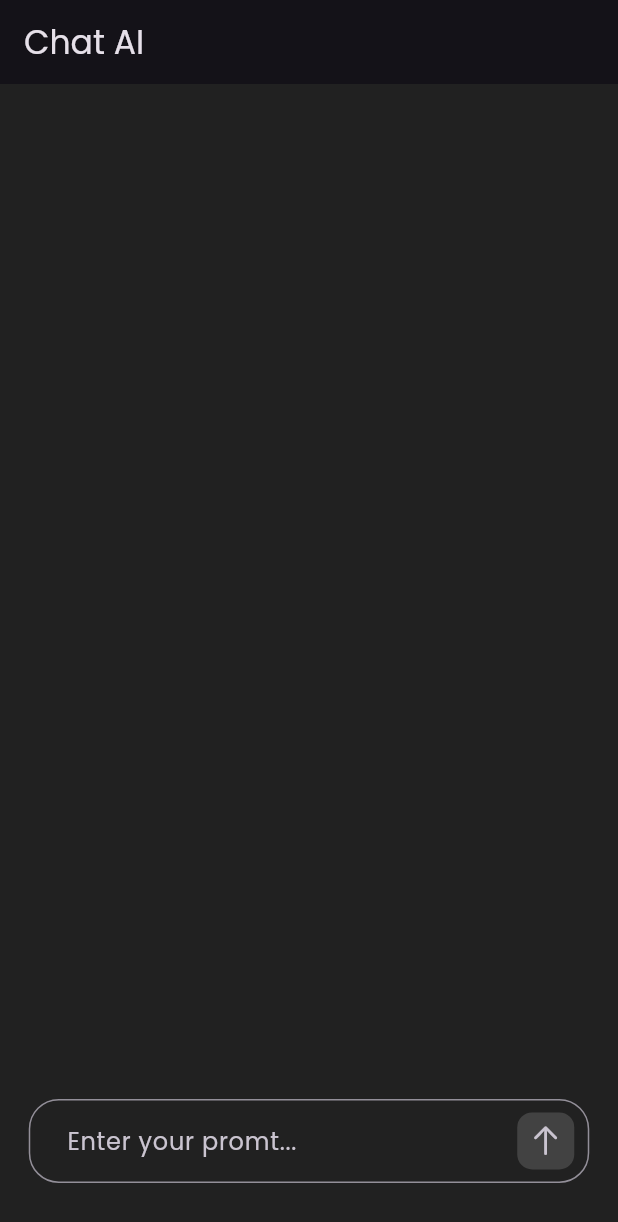
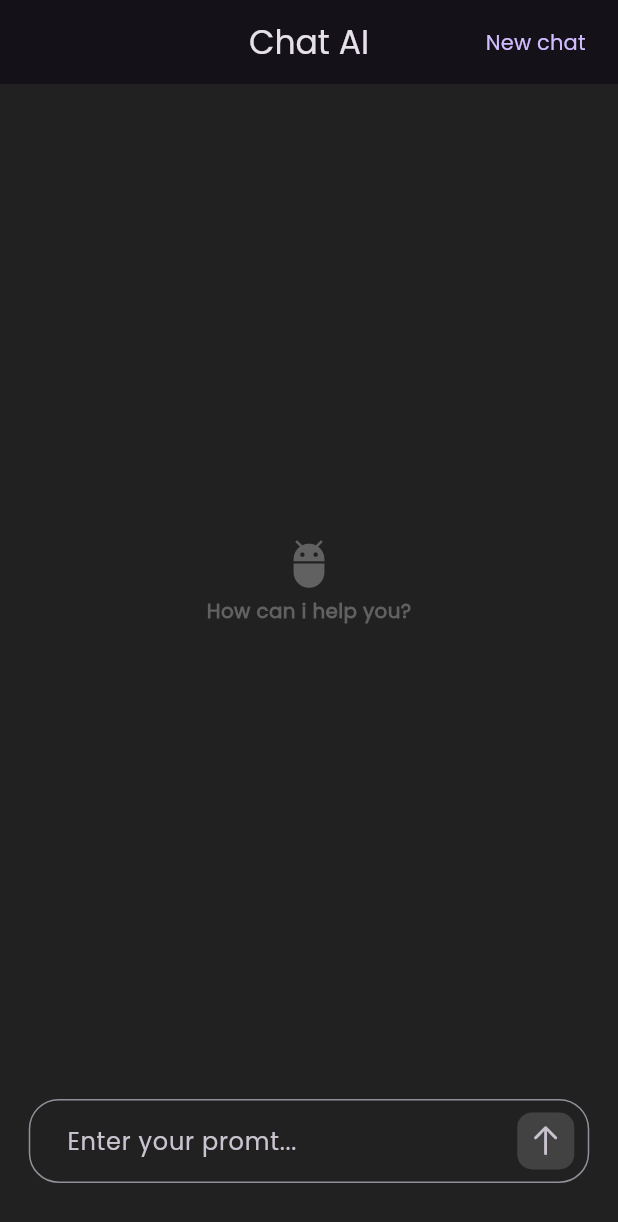
Before and after one commit to diwashrai469/chat_ai, a Flutter app: the screen it shows after launch, on a phone screen of 412 x 824 dp. Shown: the top 1222 px of the screen. Run offline on Flutter 3.47's test engine with Material 3 defaults, Android fonts, the phone set to English and light mode, and no system bars; our stand-ins replace bloc, dartz, dio, flutter_bloc, flutter_dotenv, flutter_screenutil and 3 more.

```diff
--- a/lib/features/data/model/previous_chat_message_model.dart
+++ b/lib/features/data/model/previous_chat_message_model.dart
@@ -18,8 +18,8 @@ class PreviousChatMessageModel {
     return PreviousChatMessageModel(
       role: map['role'] as String,
       parts: List<ChatPartModel>.from(
-        (map['parts'] as List<int>).map<ChatPartModel>(
-          (x) => ChatPartModel.fromMap(x as Map<String, dynamic>),
+        (map['parts'] as List<dynamic>).map<ChatPartModel>(
+          (partMap) => ChatPartModel.fromMap(partMap as Map<String, dynamic>),
         ),
       ),
     );
--- a/lib/features/presentation/bloc/home_bloc.dart
+++ b/lib/features/presentation/bloc/home_bloc.dart
@@ -5,21 +5,32 @@ import 'package:chat_ai/features/data/model/chat_messages_response_model.dart';
 import 'package:chat_ai/features/data/model/previous_chat_message_model.dart';
 import 'package:chat_ai/features/data/repository/home_repository.dart';
 import 'package:flutter/material.dart';
-import 'package:meta/meta.dart';
+import 'package:get_storage/get_storage.dart';
 part 'home_event.dart';
 part 'home_state.dart';
 
 class HomeBloc extends Bloc<HomeEvent, HomeState> {
+  List<PreviousChatMessageModel> messagesTyped;
   BuildContext context;
-  HomeBloc({required this.context}) : super(ChatSucessState(messages: [])) {
+  HomeBloc({required this.context, required this.messagesTyped})
+      : super(
+          ChatSucessState(
+            messages: messagesTyped,
+          ),
+        ) {
     on<NewTextMessageGeneratEvent>(_handleNewChatMessages);
+    on<LocalStorageEmptyEvent>(_handleLocalStorage);
   }
+
   List<PreviousChatMessageModel> messages = [];
+
+  GetStorage localStorage = GetStorage();
   IHomeRepository homeRepository = HomeRepository();
   bool isTextGenerating = false;
 
   FutureOr<void> _handleNewChatMessages(
       NewTextMessageGeneratEvent event, Emitter<HomeState> emit) async {
+    messages.addAll(messagesTyped);
     messages.add(
       PreviousChatMessageModel(
         role: "user",
@@ -29,6 +40,7 @@ class HomeBloc extends Bloc<HomeEvent, HomeState> {
       ),
     );
     emit(ChatSucessState(messages: messages));
+    await localStorage.write("messages", messages);
     isTextGenerating = true;
 
     var result = await homeRepository.getChatResponseFromAI(messages);
@@ -53,8 +65,23 @@ class HomeBloc extends Bloc<HomeEvent, HomeState> {
           ),
         );
         emit(ChatSucessState(messages: messages));
+        await localStorage.write("messages", messages);
+
         isTextGenerating = false;
       },
     );
   }
+
+  FutureOr<void> _handleLocalStorage(
+      LocalStorageEmptyEvent event, Emitter<HomeState> emit) {
+    localStorage.remove("messages");
+    emit(ChatSucessState(messages: const []));
+  }
 }
+
+List<PreviousChatMessageModel> previoudData() {
+  List<dynamic> messagesDynamic = GetStorage().read("messages") ?? [];
+  return messagesDynamic.map((jsonString) {
+    return PreviousChatMessageModel.fromJson(jsonString);
+  }).toList();
+}
--- a/lib/features/presentation/bloc/home_event.dart
+++ b/lib/features/presentation/bloc/home_event.dart
@@ -8,3 +8,5 @@ class NewTextMessageGeneratEvent extends HomeEvent {
 
   NewTextMessageGeneratEvent({required this.inputMessgae});
 }
+
+class LocalStorageEmptyEvent extends HomeEvent {}
--- a/lib/features/presentation/view/home_view.dart
+++ b/lib/features/presentation/view/home_view.dart
@@ -1,4 +1,5 @@
 import 'package:chat_ai/common/widgets/k_textfield.dart';
+import 'package:chat_ai/features/data/model/previous_chat_message_model.dart';
 import 'package:chat_ai/features/presentation/bloc/home_bloc.dart';
 import 'package:flutter/material.dart';
 import 'package:flutter_bloc/flutter_bloc.dart';
@@ -15,36 +16,71 @@ class _HomeViewState extends State<HomeView> {
   ScrollController listScrollController = ScrollController();
 
   final TextEditingController messageController = TextEditingController();
+
   @override
   Widget build(BuildContext context) {
-    final HomeBloc homeBloc = HomeBloc(context: context);
+    final HomeBloc homeBloc =
+        HomeBloc(context: context, messagesTyped: previoudData());
 
     return Scaffold(
         appBar: AppBar(
+          centerTitle: true,
           title: const Text("Chat AI"),
+          actions: [
+            TextButton(
+                onPressed: () {
+                  homeBloc.add(LocalStorageEmptyEvent());
+                },
+                child: const Text("New chat")),
+            SizedBox(
+              width: 10.w,
+            )
+          ],
         ),
         body: BlocConsumer<HomeBloc, HomeState>(
           bloc: homeBloc,
           listener: (context, state) {},
           builder: (context, state) {
             if (state is ChatSucessState) {
-              final data = state.messages;
+              List<PreviousChatMessageModel> data = state.messages;
 
               return Column(
                 children: [
                   Expanded(
-                    child: ListView.builder(
+                    child: data.isEmpty
+                        ? Column(
+                            mainAxisAlignment: MainAxisAlignment.center,
+                            children: [
+                              Icon(
+                                Icons.adb,
+                                size: 40.sp,
+                                color: Colors.grey.shade700,
+                              ),
+                              SizedBox(
+                                height: 5.h,
+                              ),
+                              Text(
+                                "How can i help you?",
+                                style: TextStyle(
+                                    fontSize: 15.sp,
+                                    color: Colors.grey.shade700,
+                                    fontWeight: FontWeight.bold),
+                              ),
+                            ],
+                          )
+                        : ListView.builder(
                             controller: listScrollController,
                             physics: const BouncingScrollPhysics(),
                             itemCount: data.length,
                             itemBuilder: (context, index) {
                               return Container(
-                          margin: const EdgeInsets.all(8),
-                          padding: const EdgeInsets.symmetric(
-                              horizontal: 15, vertical: 10),
+                                margin: EdgeInsets.all(8.dg),
+                                padding: EdgeInsets.symmetric(
+                                    horizontal: 15.w, vertical: 10.h),
                                 decoration: BoxDecoration(
                                     borderRadius: BorderRadius.circular(10),
-                              color: Colors.grey.shade700.withOpacity(0.3)),
+                                    color:
+                                        Colors.grey.shade700.withOpacity(0.3)),
                                 child: Column(
                                   crossAxisAlignment: CrossAxisAlignment.start,
                                   children: [
@@ -75,7 +111,7 @@ class _HomeViewState extends State<HomeView> {
                   ),
                   Padding(
                     padding: EdgeInsets.only(
-                        bottom: 40.h, top: 15, left: 20.w, right: 20.w),
+                        bottom: 40.h, top: 15.h, left: 20.w, right: 20.w),
                     child: Ktextfield(
                       homeBloc: homeBloc,
                       controller: messageController,
--- a/lib/main.dart
+++ b/lib/main.dart
@@ -3,8 +3,10 @@ import 'package:chat_ai/features/presentation/view/home_view.dart';
 import 'package:flutter/material.dart';
 import 'package:flutter_dotenv/flutter_dotenv.dart';
 import 'package:flutter_screenutil/flutter_screenutil.dart';
+import 'package:get_storage/get_storage.dart';
 
 void main(List<String> args) async {
+  await GetStorage.init();
   await dotenv.load(fileName: ".env");
   runApp(const MyApp());
 }
--- a/pubspec.yaml
+++ b/pubspec.yaml
@@ -39,6 +39,7 @@ dependencies:
   dio: ^5.4.2+1
   oktoast:
   flutter_dotenv: ^5.1.0
+  get_storage: ^2.1.1
 
 dev_dependencies:
   flutter_test:
```
Also changed, not shown: pubspec.lock, 10 other files. Lines whose indentation alone changed are shown as unchanged.
